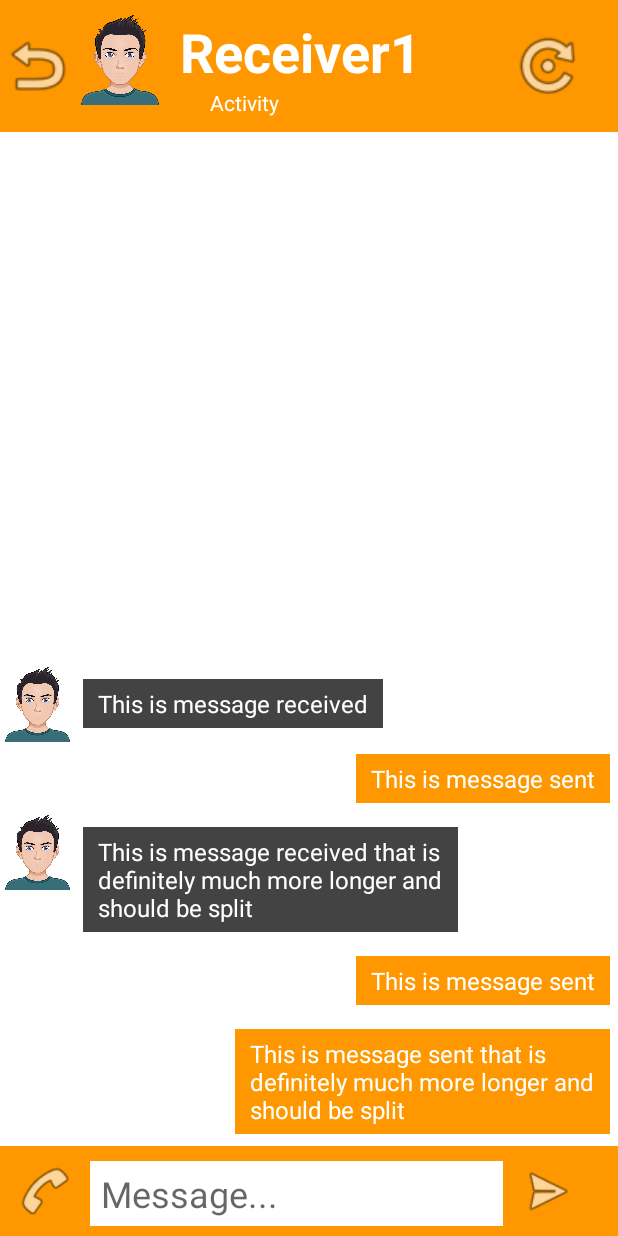
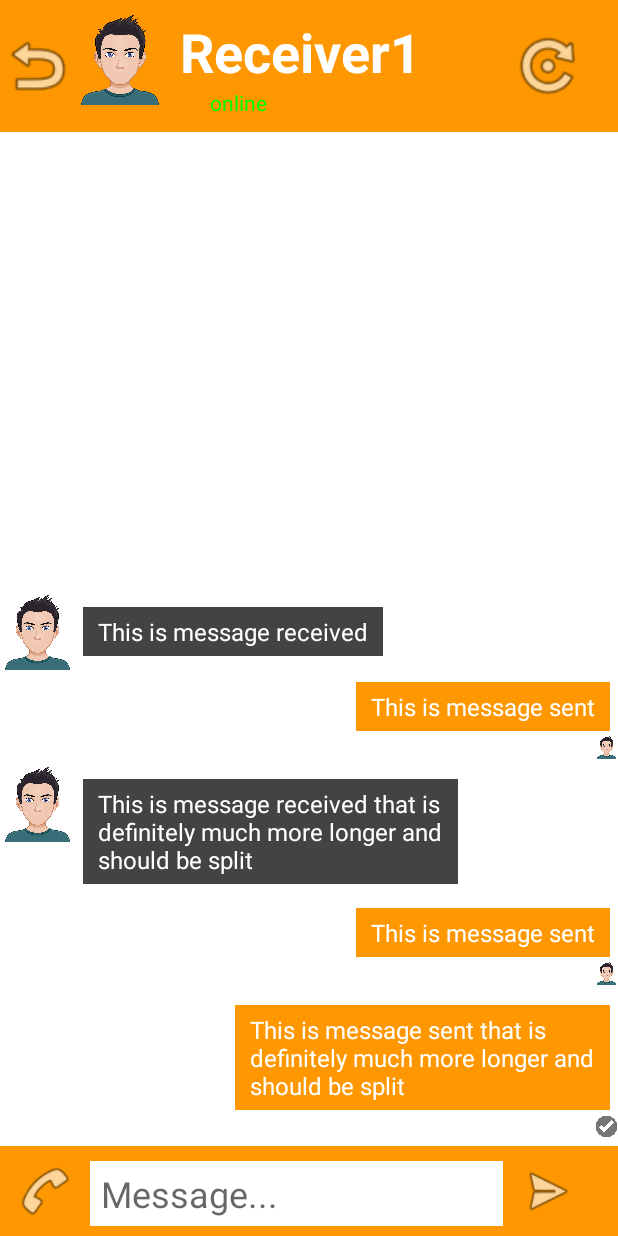
Before and after one commit to Piqulsky/FakeChat, an Android app: the screen it shows after launch (MainActivity), on a phone screen of 412 x 824 dp. Run offline under Robolectric (Android 15) with nearby library versions, the phone set to English and light mode, and no system bars.

Commit message:
Added read, status and removed unworking saving

```diff
--- a/app/src/main/java/com/example/fakechat/ChatData.java
+++ b/app/src/main/java/com/example/fakechat/ChatData.java
@@ -7,6 +7,7 @@ public class ChatData implements Serializable {
     private String receiverName;
     private int avatar;
     private Boolean isRead = true;
+    private String activity = "online";
     private ArrayList<MessageData> messagesData;
 
     public ChatData(){
@@ -49,4 +50,10 @@ public class ChatData implements Serializable {
     public void setRead(Boolean read) {
         isRead = read;
     }
+    public void setActivity(String activity) {
+        this.activity = activity;
+    }
+    public String getActivity() {
+        return activity;
+    }
 }
--- a/app/src/main/java/com/example/fakechat/MessageData.java
+++ b/app/src/main/java/com/example/fakechat/MessageData.java
@@ -5,12 +5,11 @@ import java.io.Serializable;
 public class MessageData implements Serializable {
     public static final int LAYOUT_MESSAGE_RECEIVED = 0;
     public static final int LAYOUT_MESSAGE_SENT = 1;
+    public static final int MESSAGE_UNREAD_RESOURCE = R.drawable.sent_checkmark;
     private int viewType;
     private String message;
     private int imageResource;
-    public MessageData(int viewType, String message){
-        this.viewType = viewType; this.message = message;
-    }
+    private Boolean isRead = true;
     public MessageData(int viewType, String message, int imageResource){
         this.viewType = viewType; this.message = message; this.imageResource = imageResource;
     }
@@ -22,4 +21,10 @@ public class MessageData implements Serializable {
         return message;
     }
     public int getItemImageResource(){ return imageResource; }
+    public void setRead(Boolean read) {
+        isRead = read;
+    }
+    public Boolean getRead() {
+        return isRead;
+    }
 }
--- a/app/src/main/java/com/example/fakechat/chats/ChatHolder.java
+++ b/app/src/main/java/com/example/fakechat/chats/ChatHolder.java
@@ -22,6 +22,9 @@ public class ChatHolder extends RecyclerView.ViewHolder {
     }
 
     public void setReceiverName(String name){textViewReceiver.setText(name);}
+    public TextView getTextViewReceiver() {
+        return textViewReceiver;
+    }
     public void setAvatarResource(int res){imageViewAvatar.setImageResource(res);}
     public void setButtonResource(int res){imageViewButton.setImageResource(res);}
     public ImageButton getImageButton() {
--- a/app/src/main/java/com/example/fakechat/chats/ChatsAdapter.java
+++ b/app/src/main/java/com/example/fakechat/chats/ChatsAdapter.java
@@ -2,6 +2,7 @@ package com.example.fakechat.chats;
 
 import android.content.Context;
 import android.content.Intent;
+import android.graphics.Typeface;
 import android.view.LayoutInflater;
 import android.view.View;
 import android.view.ViewGroup;
@@ -34,6 +35,8 @@ public class ChatsAdapter extends RecyclerView.Adapter<ChatHolder> {
     @Override
     public void onBindViewHolder(@NonNull ChatHolder holder, int position) {
         holder.setReceiverName(list.get(position));
+        if(!appData.get(position).getRead())
+            holder.getTextViewReceiver().setTypeface(null, Typeface.BOLD);
         holder.getImageButton().setOnClickListener(view -> {
             Intent chat =  new Intent(context, MainActivity.class);
             chat.putExtra("AppData", appData);
--- a/app/src/main/java/com/example/fakechat/messages/MainActivity.java
+++ b/app/src/main/java/com/example/fakechat/messages/MainActivity.java
@@ -9,6 +9,7 @@ import android.graphics.Color;
 import android.os.Bundle;
 import android.widget.EditText;
 import android.widget.ImageButton;
+import android.widget.ImageView;
 import android.widget.LinearLayout;
 import android.widget.TextView;
 
@@ -41,7 +42,9 @@ public class MainActivity extends AppCompatActivity {
             appData = new ArrayList<>();
             appData.add(new ChatData("Receiver1", R.drawable.avatar, createDataArray()));
             appData.add(new ChatData("Receiver2", R.drawable.avatar, new ArrayList<>()));
+            appData.get(1).setActivity("15m ago");
             appData.add(new ChatData());
+            appData.get(2).setRead(false);
             appData.add(new ChatData());
             appData.add(new ChatData());
 
@@ -51,6 +54,15 @@ public class MainActivity extends AppCompatActivity {
         }
         TextView textViewReceiverName = findViewById(R.id.textViewReceiver);
         textViewReceiverName.setText(appData.get(receiver).getReceiverName());
+
+        TextView textViewActivity = findViewById(R.id.textViewActivity);
+        textViewActivity.setText(appData.get(receiver).getActivity());
+        if(appData.get(receiver).getActivity().equals("online"))
+            textViewActivity.setTextColor(Color.GREEN);
+        appData.get(receiver).setRead(true);
+
+        ImageView imageViewAvatar = findViewById(R.id.imageViewReceiver);
+        imageViewAvatar.setImageResource(appData.get(receiver).getAvatar());
 
         LinearLayout linearLayoutHeader = findViewById(R.id.linearLayoutMainHeader);
         linearLayoutHeader.setBackgroundColor(Color.parseColor(colorHex));
@@ -69,7 +81,7 @@ public class MainActivity extends AppCompatActivity {
         sendButton.setOnClickListener(view -> {
             EditText editTextMessage = findViewById(R.id.editTextMessage);
             if(!editTextMessage.getText().toString().equals(""))
-                MainActivity.this.addToRecyclerData(new MessageData(MessageData.LAYOUT_MESSAGE_SENT, editTextMessage.getText().toString()));
+                MainActivity.this.addToRecyclerData(new MessageData(MessageData.LAYOUT_MESSAGE_SENT, editTextMessage.getText().toString(), appData.get(receiver).getAvatar()));
             editTextMessage.setText("");
         });
 
@@ -87,10 +99,11 @@ public class MainActivity extends AppCompatActivity {
         ArrayList<MessageData> list = new ArrayList<>();
 
         list.add(new MessageData(MessageData.LAYOUT_MESSAGE_RECEIVED, "This is message received", R.drawable.avatar));
-        list.add(new MessageData(MessageData.LAYOUT_MESSAGE_SENT, "This is message sent"));
+        list.add(new MessageData(MessageData.LAYOUT_MESSAGE_SENT, "This is message sent", R.drawable.avatar));
         list.add(new MessageData(MessageData.LAYOUT_MESSAGE_RECEIVED, "This is message received that is definitely much more longer and should be split", R.drawable.avatar));
-        list.add(new MessageData(MessageData.LAYOUT_MESSAGE_SENT, "This is message sent"));
-        list.add(new MessageData(MessageData.LAYOUT_MESSAGE_SENT, "This is message sent that is definitely much more longer and should be split"));
+        list.add(new MessageData(MessageData.LAYOUT_MESSAGE_SENT, "This is message sent", R.drawable.avatar));
+        list.add(new MessageData(MessageData.LAYOUT_MESSAGE_SENT, "This is message sent that is definitely much more longer and should be split", R.drawable.avatar));
+        list.get(list.size() - 1).setRead(false);
 
         return list;
     }
--- a/app/src/main/java/com/example/fakechat/messages/MessagesAdapter.java
+++ b/app/src/main/java/com/example/fakechat/messages/MessagesAdapter.java
@@ -60,6 +60,10 @@ public class MessagesAdapter extends RecyclerView.Adapter<RecyclerView.ViewHolde
             case LAYOUT_MESSAGE_SENT:
                 ((SentMessageHolder) holder).setMessage(list.get(position).getItemMessage());
                 ((SentMessageHolder) holder).setColor(colorHex);
+                if(list.get(position).getRead())
+                    ((SentMessageHolder) holder).setImageViewRead(list.get(position).getItemImageResource());
+                else
+                    ((SentMessageHolder) holder).setImageViewRead(MessageData.MESSAGE_UNREAD_RESOURCE);
                 break;
             default:
                 break;
--- a/app/src/main/java/com/example/fakechat/messages/SentMessageHolder.java
+++ b/app/src/main/java/com/example/fakechat/messages/SentMessageHolder.java
@@ -2,6 +2,7 @@ package com.example.fakechat.messages;
 
 import android.graphics.Color;
 import android.view.View;
+import android.widget.ImageView;
 import android.widget.TextView;
 
 import androidx.annotation.NonNull;
@@ -11,14 +12,17 @@ import com.example.fakechat.R;
 
 public class SentMessageHolder extends RecyclerView.ViewHolder {
     private final TextView textViewMessage;
+    private final ImageView imageViewRead;
 
     public SentMessageHolder(@NonNull View itemView) {
         super(itemView);
         textViewMessage = itemView.findViewById(R.id.textViewMessageSent);
+        imageViewRead = itemView.findViewById(R.id.imageViewRead);
     }
 
     public void setMessage(String message) {
         textViewMessage.setText(message);
     }
     public void setColor(String color) {textViewMessage.setBackgroundColor(Color.parseColor(color));}
+    public void setImageViewRead(int res) {imageViewRead.setImageResource(res);}
 }
--- a/app/src/main/res/layout/layout_chat.xml
+++ b/app/src/main/res/layout/layout_chat.xml
@@ -22,6 +22,7 @@
         android:layout_toEndOf="@id/imageViewAvatar"
         android:paddingStart="8sp"
         android:text="Receiver"
+        android:textColor="#000000"
         android:textSize="24sp" />
 
     <ImageButton
--- a/app/src/main/res/layout/layout_message_sent.xml
+++ b/app/src/main/res/layout/layout_message_sent.xml
@@ -9,10 +9,9 @@
         android:id="@+id/textViewMessageSent"
         android:layout_width="wrap_content"
         android:layout_height="wrap_content"
-        android:layout_alignParentRight="true"
+        android:layout_alignParentEnd="true"
         android:layout_marginTop="8sp"
         android:layout_marginEnd="5sp"
-        android:layout_marginBottom="8sp"
         android:background="#FF9800"
         android:maxWidth="250sp"
         android:paddingStart="10sp"
@@ -23,4 +22,14 @@
         android:textAlignment="textStart"
         android:textColor="#FFFFFF"
         android:textSize="16sp" />
+
+    <ImageView
+        android:id="@+id/imageViewRead"
+        android:layout_width="15sp"
+        android:layout_height="15sp"
+        android:layout_below="@id/textViewMessageSent"
+        android:layout_alignParentRight="true"
+        android:layout_marginTop="3sp"
+        android:layout_marginBottom="5sp"
+        app:srcCompat="@android:drawable/ic_menu_directions" />
 </RelativeLayout>
```
Also changed, not shown: app/src/main/java/com/example/fakechat/settings/SettingHolder.java (+1 -16 lines), app/src/main/java/com/example/fakechat/settings/SettingMessageHolder.java (+9 -5 lines), app/src/main/java/com/example/fakechat/settings/SettingMessagesAdapter.java (+5 -2 lines), app/src/main/java/com/example/fakechat/settings/SettingsActivity.java (+1 -9 lines), app/src/main/java/com/example/fakechat/settings/SettingsAdapter.java (+9 -2 lines), app/src/main/res/layout/activity_settings.xml (+1 -13 lines), app/src/main/res/layout/layout_setting_message.xml (+14 -7 lines), app/src/main/res/drawable/sent_checkmark.png (added).
